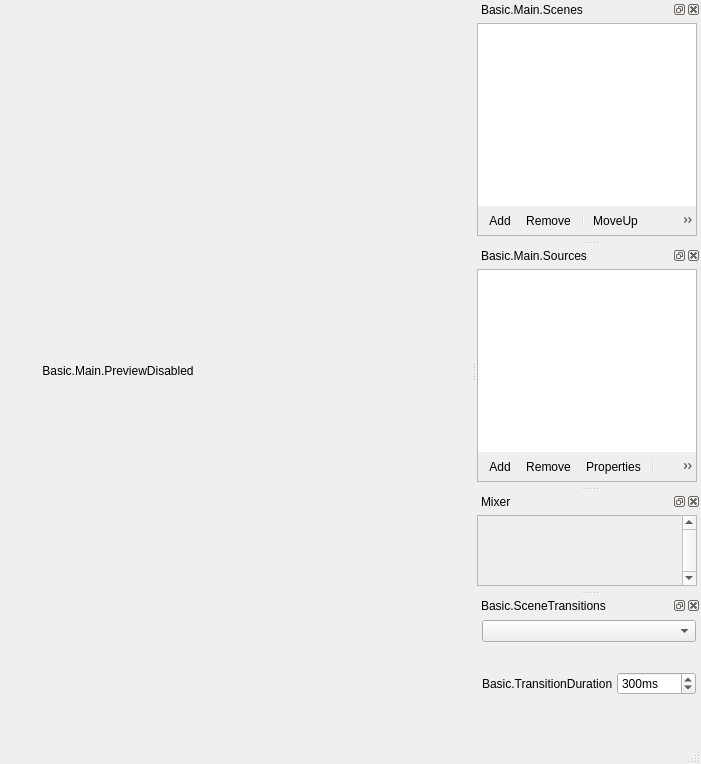
The window that Teacher/forms/OBSBasic.ui (HaoYiTech/obs-studio) describes before a commit, drawn with Qt 5.
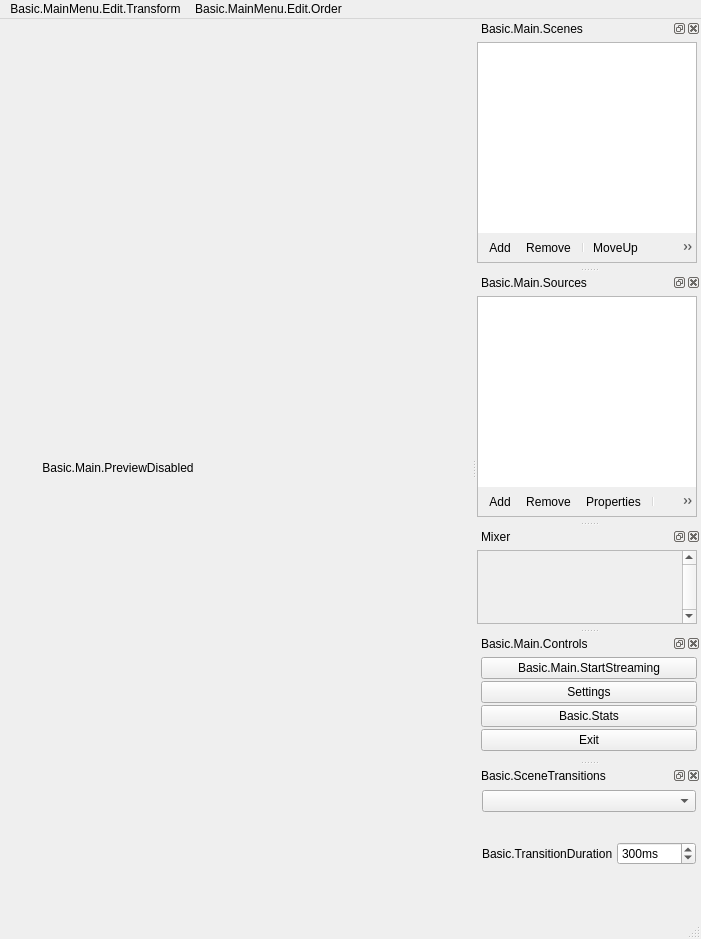
The same window after the commit. Icons and pictures are not drawn. Custom widgets are drawn as their Qt base class.

```diff
--- a/Teacher/forms/OBSBasic.ui
+++ b/Teacher/forms/OBSBasic.ui
@@ -8,7 +8,7 @@
     <x>0</x>
     <y>0</y>
     <width>701</width>
-    <height>764</height>
+    <height>939</height>
    </rect>
   </property>
   <property name="sizePolicy">
@@ -115,6 +115,48 @@
     </item>
    </layout>
   </widget>
+  <widget class="QMenuBar" name="menubar">
+   <property name="geometry">
+    <rect>
+     <x>0</x>
+     <y>0</y>
+     <width>701</width>
+     <height>23</height>
+    </rect>
+   </property>
+   <widget class="QMenu" name="transformMenu">
+    <property name="title">
+     <string>Basic.MainMenu.Edit.Transform</string>
+    </property>
+    <addaction name="actionEditTransform"/>
+    <addaction name="actionCopyTransform"/>
+    <addaction name="actionPasteTransform"/>
+    <addaction name="actionResetTransform"/>
+    <addaction name="separator"/>
+    <addaction name="actionRotate90CW"/>
+    <addaction name="actionRotate90CCW"/>
+    <addaction name="actionRotate180"/>
+    <addaction name="separator"/>
+    <addaction name="actionFlipHorizontal"/>
+    <addaction name="actionFlipVertical"/>
+    <addaction name="separator"/>
+    <addaction name="actionFitToScreen"/>
+    <addaction name="actionStretchToScreen"/>
+    <addaction name="actionCenterToScreen"/>
+   </widget>
+   <widget class="QMenu" name="orderMenu">
+    <property name="title">
+     <string>Basic.MainMenu.Edit.Order</string>
+    </property>
+    <addaction name="actionMoveUp"/>
+    <addaction name="actionMoveDown"/>
+    <addaction name="separator"/>
+    <addaction name="actionMoveToTop"/>
+    <addaction name="actionMoveToBottom"/>
+   </widget>
+   <addaction name="transformMenu"/>
+   <addaction name="orderMenu"/>
+  </widget>
   <widget class="OBSBasicStatusBar" name="statusbar"/>
   <widget class="QDockWidget" name="scenesDock">
    <property name="enabled">
@@ -499,6 +541,110 @@
     </layout>
    </widget>
   </widget>
+  <widget class="QDockWidget" name="controlsDock">
+   <property name="contextMenuPolicy">
+    <enum>Qt::CustomContextMenu</enum>
+   </property>
+   <property name="features">
+    <set>QDockWidget::AllDockWidgetFeatures</set>
+   </property>
+   <property name="windowTitle">
+    <string>Basic.Main.Controls</string>
+   </property>
+   <attribute name="dockWidgetArea">
+    <number>2</number>
+   </attribute>
+   <widget class="QWidget" name="dockWidgetContents_3">
+    <layout class="QVBoxLayout" name="buttonsVLayout">
+     <property name="spacing">
+      <number>2</number>
+     </property>
+     <property name="leftMargin">
+      <number>4</number>
+     </property>
+     <property name="topMargin">
+      <number>4</number>
+     </property>
+     <property name="rightMargin">
+      <number>4</number>
+     </property>
+     <property name="bottomMargin">
+      <number>4</number>
+     </property>
+     <item>
+      <widget class="QPushButton" name="streamButton">
+       <property name="enabled">
+        <bool>true</bool>
+       </property>
+       <property name="sizePolicy">
+        <sizepolicy hsizetype="Preferred" vsizetype="Fixed">
+         <horstretch>0</horstretch>
+         <verstretch>0</verstretch>
+        </sizepolicy>
+       </property>
+       <property name="text">
+        <string>Basic.Main.StartStreaming</string>
+       </property>
+       <property name="checkable">
+        <bool>true</bool>
+       </property>
+      </widget>
+     </item>
+     <item>
+      <widget class="QPushButton" name="settingsButton">
+       <property name="sizePolicy">
+        <sizepolicy hsizetype="Preferred" vsizetype="Fixed">
+         <horstretch>0</horstretch>
+         <verstretch>0</verstretch>
+        </sizepolicy>
+       </property>
+       <property name="text">
+        <string>Settings</string>
+       </property>
+      </widget>
+     </item>
+     <item>
+      <widget class="QPushButton" name="statsButton">
+       <property name="sizePolicy">
+        <sizepolicy hsizetype="Preferred" vsizetype="Fixed">
+         <horstretch>0</horstretch>
+         <verstretch>0</verstretch>
+        </sizepolicy>
+       </property>
+       <property name="text">
+        <string>Basic.Stats</string>
+       </property>
+      </widget>
+     </item>
+     <item>
+      <widget class="QPushButton" name="exitButton">
+       <property name="sizePolicy">
+        <sizepolicy hsizetype="Preferred" vsizetype="Fixed">
+         <horstretch>0</horstretch>
+         <verstretch>0</verstretch>
+        </sizepolicy>
+       </property>
+       <property name="text">
+        <string>Exit</string>
+       </property>
+      </widget>
+     </item>
+     <item>
+      <spacer name="expVSpacer">
+       <property name="orientation">
+        <enum>Qt::Vertical</enum>
+       </property>
+       <property name="sizeHint" stdset="0">
+        <size>
+         <width>0</width>
+         <height>0</height>
+        </size>
+       </property>
+      </spacer>
+     </item>
+    </layout>
+   </widget>
+  </widget>
   <widget class="QDockWidget" name="transitionsDock">
    <property name="contextMenuPolicy">
     <enum>Qt::CustomContextMenu</enum>
```
Left out of the diff: 16 changed lines with no effect on the pictures.
